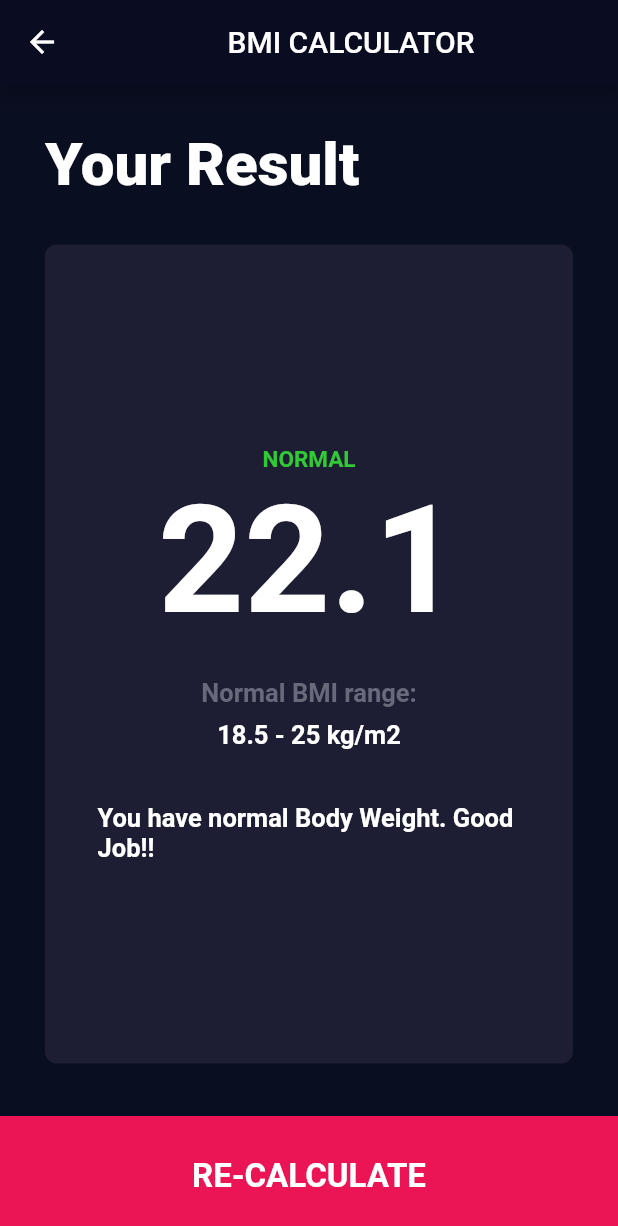
After one commit to sahunitin023/bmi-calculator, a Flutter app: the screen it shows after launch, after a tap on "CALCULATE", on a phone screen of 412 x 824 dp. The commit adds this screen. Shown: the top 1226 px of the screen. Run offline on Flutter 3.47's test engine with Material 2 defaults, Android fonts, the phone set to English and light mode, and no system bars; our stand-ins replace font_awesome_flutter.

Commit message:
Designed the Result Page UI & navigated to it

```diff
--- a/lib/constants.dart
+++ b/lib/constants.dart
@@ -1,6 +1,6 @@
 import 'package:flutter/material.dart';
 
-const kActiveCardColor = Color(0xFf1D1E33);
+const kActiveCardColor = Color(0xFF1D1E33);
 const kInactiveCardColor = Color(0xFF111328);
 const kBottomBoxHeight = 80.0;
 const kBottomBoxColor = Color(0xFFEB1555);
--- a/lib/input_page.dart
+++ b/lib/input_page.dart
@@ -215,12 +215,21 @@ class _InputPageState extends State<InputPage> {
             color: kBottomBoxColor,
             width: double.infinity,
             height: kBottomBoxHeight,
+            child: TextButton(
+              onPressed: () {
+                Navigator.pushNamed(
+                  context,
+                  '/result',
+                );
+              },
               child: const Center(
                 child: Text(
                   'CALCULATE',
                   style: TextStyle(
+                    color: Colors.white,
                     fontWeight: FontWeight.bold,
                     fontSize: 22.0,
+                  ),
                 ),
               ),
             ),
--- a/lib/main.dart
+++ b/lib/main.dart
@@ -1,6 +1,7 @@
 import 'package:flutter/material.dart';
 import 'input_page.dart';
 import 'themes.dart';
+import 'result_page.dart';
 
 void main() => runApp(const BMICalculator());
 
@@ -11,7 +12,11 @@ class BMICalculator extends StatelessWidget {
   Widget build(BuildContext context) {
     return MaterialApp(
       theme: customTheme(),
-      home: const InputPage(),
+      initialRoute: '/input',
+      routes: {
+        '/input': (context) => const InputPage(),
+        '/result': (context) => const ResultPage(),
+      },
     );
   }
 }
--- /dev/null
+++ b/lib/result_page.dart
@@ -0,0 +1,117 @@
+import 'package:flutter/material.dart';
+import 'constants.dart';
+
+class ResultPage extends StatefulWidget {
+  const ResultPage({Key? key}) : super(key: key);
+
+  @override
+  State<ResultPage> createState() => _ResultPageState();
+}
+
+class _ResultPageState extends State<ResultPage> {
+  @override
+  Widget build(BuildContext context) {
+    return Scaffold(
+      appBar: AppBar(
+        title: const Center(
+          child: Text('BMI CALCULATOR'),
+        ),
+      ),
+      body: Column(
+        children: [
+          Container(
+            width: double.infinity,
+            margin: const EdgeInsets.all(30.0),
+            child: const Text(
+              'Your Result',
+              style: TextStyle(fontSize: 40.0, fontWeight: FontWeight.w800),
+            ),
+          ),
+          Expanded(
+            child: Container(
+              width: double.infinity,
+              decoration: BoxDecoration(
+                borderRadius: BorderRadius.circular(8.0),
+                color: kActiveCardColor,
+              ),
+              margin: const EdgeInsets.symmetric(horizontal: 30.0),
+              padding: const EdgeInsets.all(35.0),
+              child: Column(
+                mainAxisAlignment: MainAxisAlignment.center,
+                children: const [
+                  Text(
+                    'NORMAL',
+                    style: TextStyle(
+                      color: Color.fromARGB(255, 49, 201, 54),
+                      fontSize: 15.0,
+                      fontWeight: FontWeight.bold,
+                    ),
+                  ),
+                  Text(
+                    '22.1',
+                    style: TextStyle(
+                      fontSize: 100.0,
+                      fontWeight: FontWeight.bold,
+                    ),
+                  ),
+                  SizedBox(
+                    height: 20.0,
+                  ),
+                  Text(
+                    'Normal BMI range:',
+                    style: TextStyle(
+                        color: Color(0xFF68697A),
+                        fontSize: 17.0,
+                        fontWeight: FontWeight.w700),
+                  ),
+                  SizedBox(
+                    height: 8.0,
+                  ),
+                  Text(
+                    '18.5 - 25 kg/m2',
+                    style: TextStyle(
+                        color: Colors.white,
+                        fontSize: 17.0,
+                        fontWeight: FontWeight.w700),
+                  ),
+                  SizedBox(
+                    height: 35.0,
+                  ),
+                  Text(
+                    'You have normal Body Weight. Good Job!!',
+                    style: TextStyle(
+                      color: Colors.white,
+                      fontSize: 17.0,
+                      fontWeight: FontWeight.w700,
+                    ),
+                  ),
+                ],
+              ),
+            ),
+          ),
+          Container(
+            margin: const EdgeInsets.only(top: 35.0),
+            color: kBottomBoxColor,
+            width: double.infinity,
+            height: kBottomBoxHeight,
+            child: TextButton(
+              onPressed: () {
+                Navigator.pop(context);
+              },
+              child: const Center(
+                child: Text(
+                  'RE-CALCULATE',
+                  style: TextStyle(
+                    color: Colors.white,
+                    fontWeight: FontWeight.bold,
+                    fontSize: 22.0,
+                  ),
+                ),
+              ),
+            ),
+          )
+        ],
+      ),
+    );
+  }
+}
```
Lines whose indentation alone changed are shown as unchanged.
